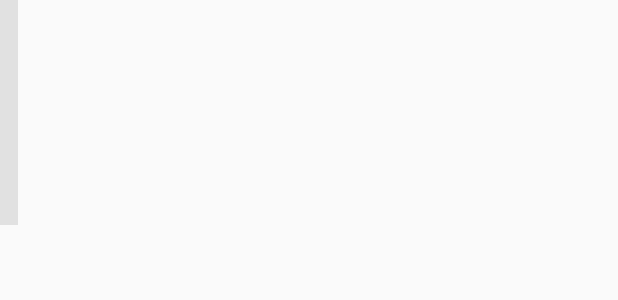
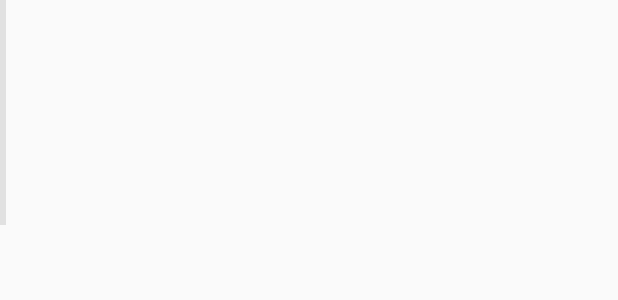
Before and after one commit to m15089256281/YaoTouch, an Android app: the layout layout_retrun_left.xml on its own in the app's theme, with its tools: preview values and no code run, on a phone screen of 412 x 824 dp. Shown: the top 300 px of the screen. Run offline under Robolectric (Android 15) with nearby library versions, the phone set to English and light mode, and no system bars.

Commit message:
左滑返回view调整位置大小

```diff
--- a/app/src/main/java/com/yao/yaotouch/TouchService.java
+++ b/app/src/main/java/com/yao/yaotouch/TouchService.java
@@ -44,6 +44,7 @@ public class TouchService extends AccessibilityService {
     public boolean onUnbind(Intent intent) {
         if (floatView != null) floatView.detachView();
         if (returnView != null) returnView.detachView();
+        if (returnLeftView != null) returnLeftView.detachView();
         return super.onUnbind(intent);
     }
 
--- a/app/src/main/res/layout/layout_retrun_left.xml
+++ b/app/src/main/res/layout/layout_retrun_left.xml
@@ -7,7 +7,7 @@
     android:orientation="vertical">
 
     <View
-        android:layout_width="12dp"
+        android:layout_width="4dp"
         android:layout_height="150dp"/>
 
 </LinearLayout>
```
Also changed, not shown: app/src/main/java/com/yao/yaotouch/ui/ReturnLeftView.java (+5 -5 lines).
